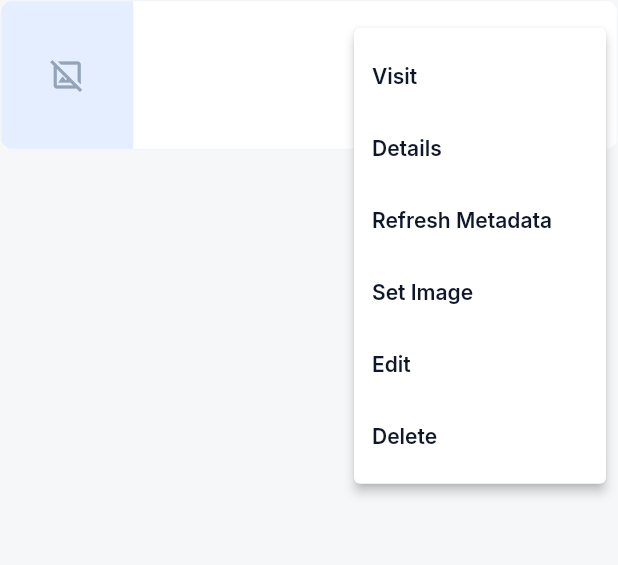
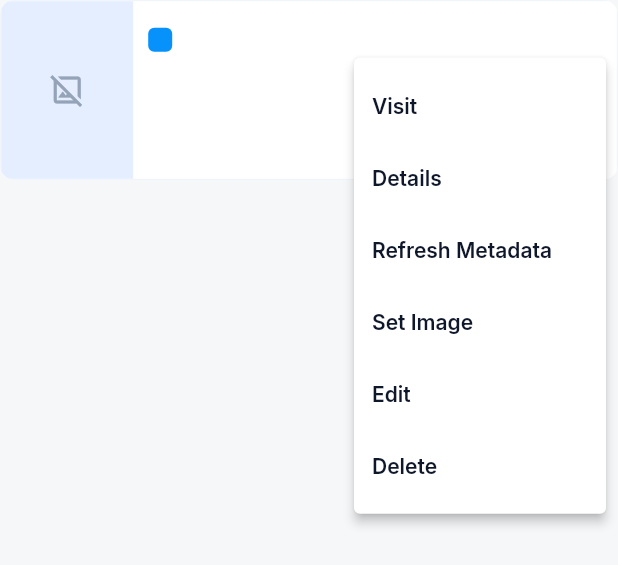
Before and after one commit to aphoe/openbooklist-app, a Flutter app: the LandscapeBookmarkCard widget shown alone on an empty page, opened directly with empty values, after a tap on the "more vert" icon, on a phone screen of 412 x 824 dp. Shown: the top 565 px of the screen. Run offline on Flutter 3.47's test engine with Material 3 defaults, Android fonts, the phone set to English and light mode, and no system bars; drawn by our look-alikes of toastification; our stand-ins replace flutter_secure_storage, google_fonts; accounts and stored records are empty.

Commit message:
Extract category chip and use in cards
Introduce a reusable BookmarkCategoryChip component and remove the duplicated _CategoryChip. Portrait card now uses the shared BookmarkCategoryChip. Landscape card height increased from 100 to 120 and it conditionally renders the category chip (with spacing) when a bookmark category exists. This deduplicates UI code and adjusts layout to accommodate the chip.

```diff
--- a/lib/components/bookmarks/bookmark_card_action.dart
+++ b/lib/components/bookmarks/bookmark_card_action.dart
@@ -71,6 +71,30 @@ class BookmarkMenuButton extends StatelessWidget {
   }
 }
 
+class BookmarkCategoryChip extends StatelessWidget {
+  const BookmarkCategoryChip({super.key, required this.name});
+
+  final String name;
+
+  @override
+  Widget build(BuildContext context) {
+    return Container(
+      padding: const EdgeInsets.symmetric(horizontal: 8, vertical: 3),
+      decoration: BoxDecoration(
+        color: AppColors.primary,
+        borderRadius: BorderRadius.circular(4),
+      ),
+      child: Text(
+        name.toUpperCase(),
+        style: AppTextStyles.labelCaps.copyWith(
+          color: AppColors.white,
+          fontSize: 10,
+        ),
+      ),
+    );
+  }
+}
+
 class BookmarkTagsRow extends StatelessWidget {
   const BookmarkTagsRow({super.key, required this.tags});
 
--- a/lib/components/bookmarks/landscape_bookmark_card.dart
+++ b/lib/components/bookmarks/landscape_bookmark_card.dart
@@ -22,7 +22,7 @@ class LandscapeBookmarkCard extends StatelessWidget {
     return ClipRRect(
       borderRadius: BorderRadius.circular(10),
       child: SizedBox(
-        height: 100,
+        height: 120,
         child: Container(
           decoration: BoxDecoration(
             color: AppColors.surface,
@@ -38,6 +38,10 @@ class LandscapeBookmarkCard extends StatelessWidget {
                     crossAxisAlignment: CrossAxisAlignment.start,
                     mainAxisAlignment: MainAxisAlignment.center,
                     children: [
+                      if (bookmark.category != null) ...[
+                        BookmarkCategoryChip(name: bookmark.category!.name),
+                        const SizedBox(height: 4),
+                      ],
                       Row(
                         crossAxisAlignment: CrossAxisAlignment.start,
                         children: [
```
Also changed, not shown: lib/components/bookmarks/portrait_bookmark_card.dart (+1 -24 lines).
